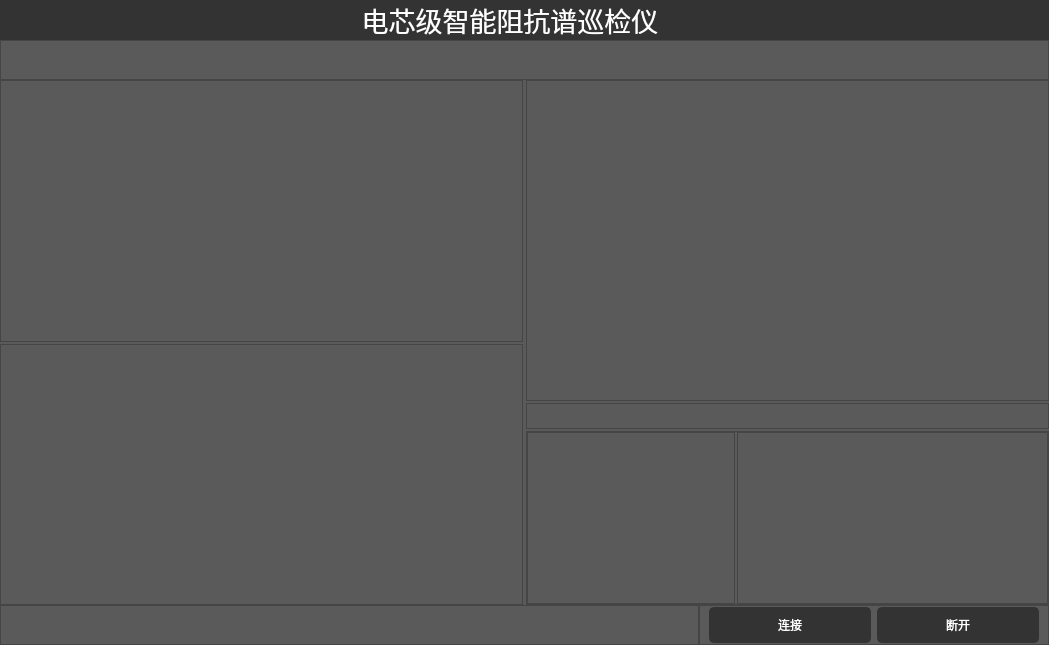
Before: the Qt Designer form ui/ui_main.ui in saberrin/EIS_GUI, drawn with Qt 5.
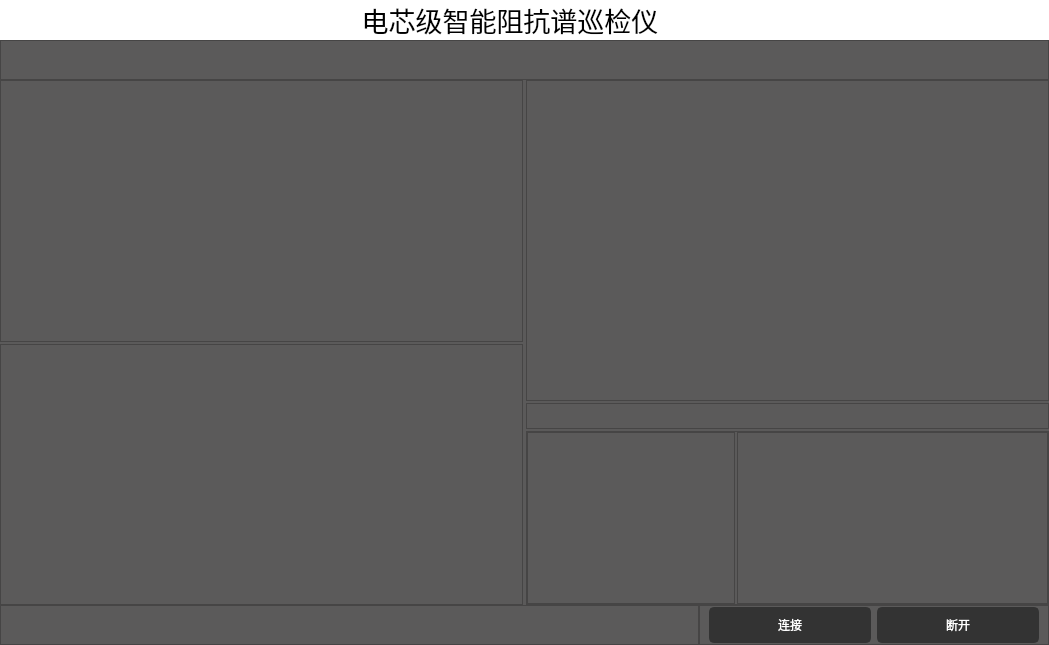
After: the same form once the commit is applied. Icons and pictures are not drawn.

```diff
--- a/ui/ui_main.ui
+++ b/ui/ui_main.ui
@@ -90,7 +90,7 @@
           </size>
          </property>
          <property name="styleSheet">
-          <string notr="true">background:rgb(51,51,51);</string>
+          <string notr="true">background:rgb(255, 255, 255);</string>
          </property>
          <property name="frameShape">
           <enum>QFrame::NoFrame</enum>
@@ -173,12 +173,16 @@
                </property>
                <property name="font">
                 <font>
-                 <family>Segoe UI Light</family>
-                 <pointsize>24</pointsize>
+                 <family>Adobe 黑体 Std R</family>
+                 <pointsize>9</pointsize>
+                 <weight>50</weight>
+                 <italic>false</italic>
+                 <bold>false</bold>
                 </font>
                </property>
                <property name="styleSheet">
-                <string notr="true">color:rgb(255,255,255);</string>
+                <string notr="true">color:rgb(0, 0, 0);
+font: 9pt &quot;Adobe 黑体 Std R&quot;;</string>
                </property>
                <property name="text">
                 <string>&lt;html&gt;&lt;head/&gt;&lt;body&gt;&lt;p align=&quot;center&quot;&gt;&lt;span style=&quot; font-size:20pt;&quot;&gt;电芯级智能阻抗谱巡检仪&lt;/span&gt;&lt;/p&gt;&lt;/body&gt;&lt;/html&gt;</string>
```
